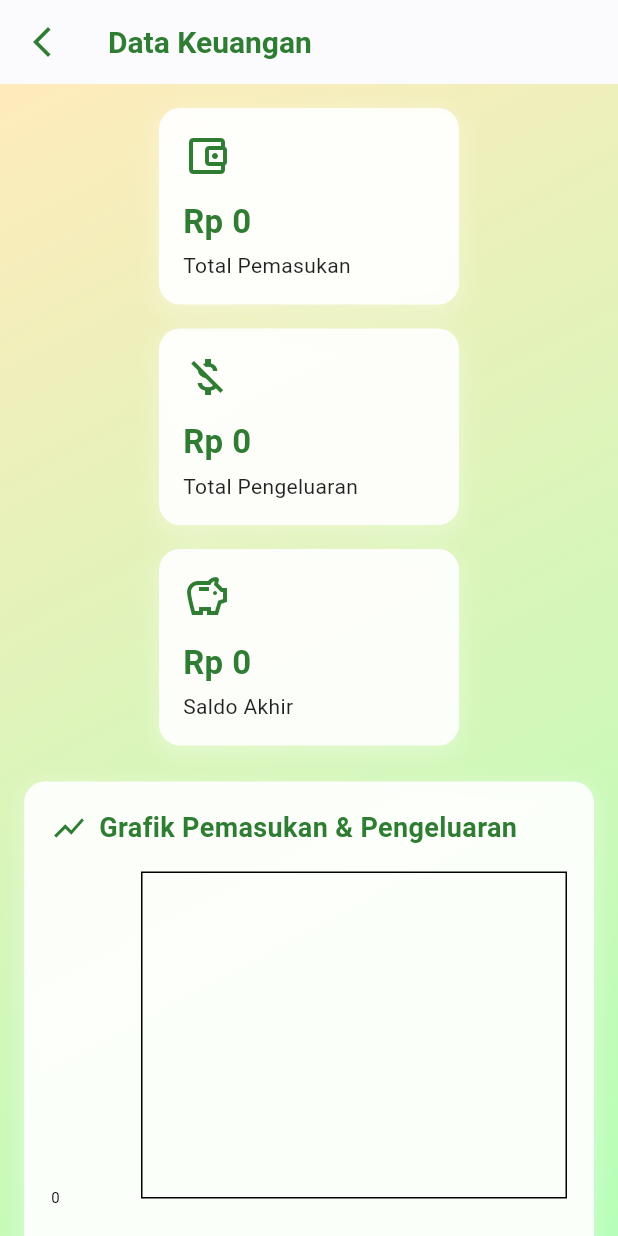
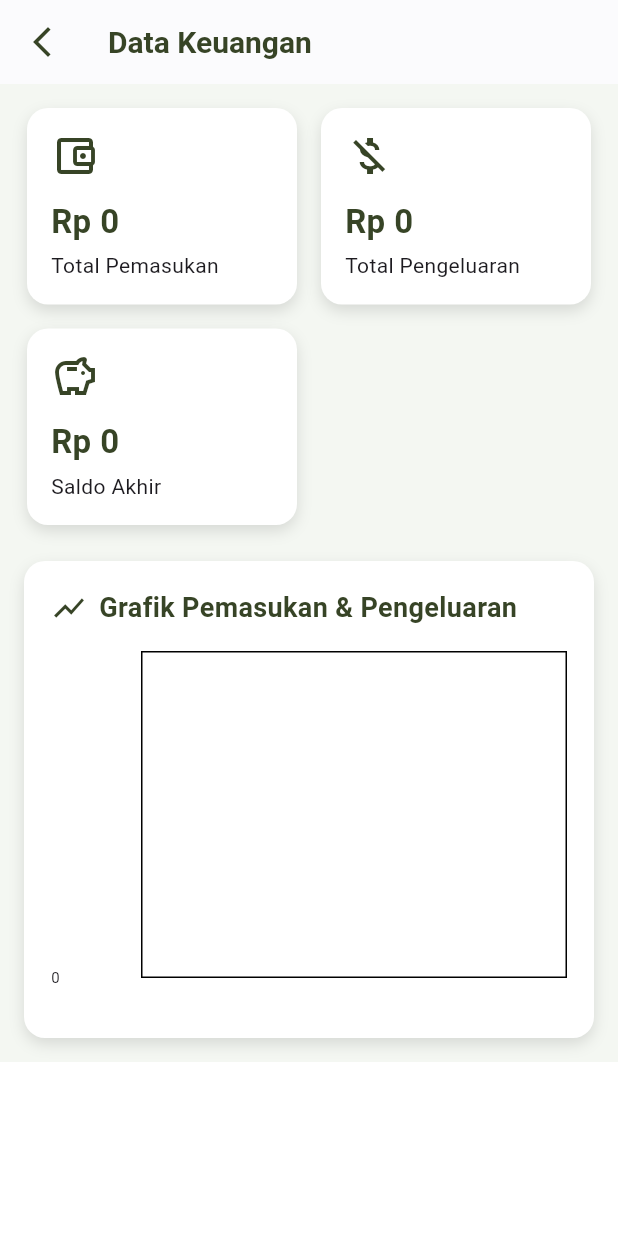
Before and after one commit to rockhubzz/Jawara, a Flutter app: the KeuanganPage screen opened by its route, on a phone screen of 412 x 824 dp. Run offline on Flutter 3.47's test engine with Material 3 defaults, Android fonts, the phone set to English and light mode, and no system bars; drawn by our look-alikes of fl_chart; our stand-ins replace go_router, image_picker, shared_preferences; accounts and stored records are empty; network calls fail.

Commit message:
fix update bg ds

```diff
--- a/lib/dashboard/keuangan_page.dart
+++ b/lib/dashboard/keuangan_page.dart
@@ -46,15 +46,19 @@ class _KeuanganPageState extends State<KeuanganPage> {
 
       for (int i = 0; i < list.length; i++) {
         final item = list[i];
-
-        final pemasukan = double.parse(item['total_pemasukan'].toString());
-        final pengeluaranVal = double.parse(
-          item['total_pengeluaran'].toString(),
+        pemasukanSpots.add(
+          FlSpot(
+            i.toDouble(),
+            double.parse(item['total_pemasukan'].toString()),
+          ),
         );
-
+        pengeluaranSpots.add(
+          FlSpot(
+            i.toDouble(),
+            double.parse(item['total_pengeluaran'].toString()),
+          ),
+        );
         bulanLabels.add(item['bulan'].substring(5));
-        pemasukanSpots.add(FlSpot(i.toDouble(), pemasukan));
-        pengeluaranSpots.add(FlSpot(i.toDouble(), pengeluaranVal));
       }
 
       setState(() => loading = false);
@@ -72,51 +76,35 @@ class _KeuanganPageState extends State<KeuanganPage> {
   Widget build(BuildContext context) {
     return Scaffold(
       backgroundColor: Colors.transparent,
-
       appBar: AppBar(
         backgroundColor: Colors.white,
         elevation: 0.5,
         leading: IconButton(
-          icon: const Icon(Icons.arrow_back_ios_new, color: Color(0xFF2E7D32)),
+          icon: const Icon(Icons.arrow_back_ios_new, color: Color(0xFF374426)),
           onPressed: () => context.go('/beranda'),
         ),
-
         title: const Text(
           "Data Keuangan",
           style: TextStyle(
             fontWeight: FontWeight.bold,
-            color: Color(0xFF2E7D32),
+            color: Color(0xFF374426),
             fontSize: 20,
           ),
         ),
       ),
-
       body: _buildBody(),
     );
   }
 
   Widget _buildBody() {
     return Container(
-      decoration: const BoxDecoration(
-        gradient: LinearGradient(
-          begin: Alignment.topLeft,
-          end: Alignment.bottomRight,
-          colors: [
-            Color.fromARGB(255, 255, 235, 188),
-            Color.fromARGB(255, 181, 255, 183),
-          ],
-        ),
-      ),
+      // ✅ BACKGROUND PUTIH KEHIJAUAN
+      color: const Color(0xFFF4F7F2),
       child: SingleChildScrollView(
         padding: const EdgeInsets.all(16),
         child: Column(
           children: [
-            // =================== SMALL CARDS ===================
-            Padding(
-              padding: const EdgeInsets.symmetric(
-                horizontal: 20,
-              ), // jarak kiri-kanan
-              child: Wrap(
+            Wrap(
               spacing: 16,
               runSpacing: 16,
               children: [
@@ -142,11 +130,9 @@ class _KeuanganPageState extends State<KeuanganPage> {
                 ),
               ],
             ),
-            ),
 
             const SizedBox(height: 24),
 
-            // =================== CHART ===================
             _dashboardBigCard(
               title: "Grafik Pemasukan & Pengeluaran",
               icon: Icons.show_chart,
@@ -155,32 +141,28 @@ class _KeuanganPageState extends State<KeuanganPage> {
                 child: LineChart(
                   LineChartData(
                     gridData: FlGridData(show: false),
-
                     titlesData: FlTitlesData(
+                      topTitles: AxisTitles(
+                        sideTitles: SideTitles(showTitles: false),
+                      ),
+                      rightTitles: AxisTitles(
+                        sideTitles: SideTitles(showTitles: false),
+                      ),
                       leftTitles: AxisTitles(
                         sideTitles: SideTitles(
                           showTitles: true,
                           reservedSize: 60,
                           getTitlesWidget: (value, _) {
-                            // Bulatkan ke jutaan terdekat untuk tampilan y-axis
-                            int roundedValue =
-                                (value / 1000000).round() * 1000000;
-
+                            final rounded = (value / 1000000).round() * 1000000;
                             return Text(
-                              roundedValue.toString().replaceAllMapped(
+                              rounded.toString().replaceAllMapped(
                                 RegExp(r'\B(?=(\d{3})+(?!\d))'),
-                                (match) => '.',
+                                (m) => '.',
                               ),
-                              style: const TextStyle(
-                                fontSize: 10,
-                                color: Colors.black,
-                              ),
+                              style: const TextStyle(fontSize: 10),
                             );
                           },
                         ),
-                      ),
-                      rightTitles: AxisTitles(
-                        sideTitles: SideTitles(showTitles: false),
                       ),
                       bottomTitles: AxisTitles(
                         sideTitles: SideTitles(
@@ -188,32 +170,25 @@ class _KeuanganPageState extends State<KeuanganPage> {
                           getTitlesWidget: (value, _) {
                             if (value.toInt() < bulanLabels.length) {
                               return Text(
-                                bulanLabels[value.toInt()], // Jan, Feb, Mar
-                                style: const TextStyle(
-                                  fontSize: 10,
-                                  color: Colors.black,
-                                ),
+                                bulanLabels[value.toInt()],
+                                style: const TextStyle(fontSize: 10),
                               );
                             }
                             return const SizedBox.shrink();
                           },
                         ),
                       ),
-                      topTitles: AxisTitles(
-                        sideTitles: SideTitles(showTitles: false),
                     ),
-                    ),
-
                     lineBarsData: [
                       LineChartBarData(
                         isCurved: true,
-                        color: const Color(0xFF2E7D32),
+                        color: const Color(0xFF374426),
                         barWidth: 3,
                         dotData: FlDotData(show: true),
                         spots: pemasukanSpots,
                         belowBarData: BarAreaData(
                           show: true,
-                          color: const Color(0xFF2E7D32).withOpacity(0.2),
+                          color: const Color(0xFF374426).withOpacity(0.15),
                         ),
                       ),
                       LineChartBarData(
@@ -224,7 +199,7 @@ class _KeuanganPageState extends State<KeuanganPage> {
                         spots: pengeluaranSpots,
                         belowBarData: BarAreaData(
                           show: true,
-                          color: Colors.red[700]!.withOpacity(0.2),
+                          color: Colors.red[700]!.withOpacity(0.15),
                         ),
                       ),
                     ],
@@ -232,8 +207,6 @@ class _KeuanganPageState extends State<KeuanganPage> {
                 ),
               ),
             ),
-
-            const SizedBox(height: 40),
           ],
         ),
       ),
@@ -241,9 +214,7 @@ class _KeuanganPageState extends State<KeuanganPage> {
   }
 }
 
-// ======================================================
-// ===============  COMPONENTS ===
-// ======================================================
+// ================= COMPONENTS =================
 
 Widget _dashboardSmallCard(
   BuildContext context,
@@ -253,43 +224,38 @@ Widget _dashboardSmallCard(
   String? route,
 }) {
   return SizedBox(
-    width: 200,
+    width: 180,
     child: InkWell(
       onTap: route == null ? null : () => context.go(route),
       borderRadius: BorderRadius.circular(14),
       child: Container(
         padding: const EdgeInsets.all(16),
         decoration: BoxDecoration(
-          color: Colors.white.withOpacity(0.9),
+          color: Colors.white, // ✅ PUTIH BERSIH
           borderRadius: BorderRadius.circular(14),
-          boxShadow: [
+          boxShadow: const [
             BoxShadow(
-              color: Colors.white.withOpacity(0.3),
-              blurRadius: 12,
-              spreadRadius: 2,
-              offset: const Offset(0, 4),
+              color: Colors.black12,
+              blurRadius: 8,
+              offset: Offset(0, 4),
             ),
           ],
         ),
-
         child: Column(
           crossAxisAlignment: CrossAxisAlignment.start,
           children: [
-            Icon(icon, size: 32, color: const Color(0xFF2E7D32)),
+            Icon(icon, size: 32, color: Color(0xFF374426)),
             const SizedBox(height: 12),
             Text(
               value,
               style: const TextStyle(
                 fontSize: 22,
                 fontWeight: FontWeight.bold,
-                color: Color(0xFF2E7D32),
+                color: Color(0xFF374426),
               ),
             ),
             const SizedBox(height: 4),
-            Text(
-              title,
-              style: const TextStyle(fontSize: 14, color: Colors.black87),
-            ),
+            Text(title),
           ],
         ),
       ),
@@ -305,38 +271,30 @@ Widget _dashboardBigCard({
   return Container(
     width: double.infinity,
     padding: const EdgeInsets.all(18),
-
     decoration: BoxDecoration(
-      color: Colors.white.withOpacity(0.9),
+      color: Colors.white, // ✅ PUTIH BERSIH
       borderRadius: BorderRadius.circular(14),
-      boxShadow: [
-        BoxShadow(
-          color: Colors.white.withOpacity(0.3),
-          blurRadius: 12,
-          spreadRadius: 2,
-          offset: const Offset(0, 4),
-        ),
+      boxShadow: const [
+        BoxShadow(color: Colors.black12, blurRadius: 8, offset: Offset(0, 4)),
       ],
     ),
-
     child: Column(
       crossAxisAlignment: CrossAxisAlignment.start,
       children: [
         Row(
           children: [
-            Icon(icon, color: const Color(0xFF2E7D32)),
+            Icon(icon, color: Color(0xFF374426)),
             const SizedBox(width: 8),
             Text(
               title,
               style: const TextStyle(
                 fontSize: 18,
                 fontWeight: FontWeight.bold,
-                color: Color(0xFF2E7D32),
+                color: Color(0xFF374426),
               ),
             ),
           ],
         ),
-
         const SizedBox(height: 16),
         child,
       ],
```
Also changed, not shown: lib/dashboard/kegiatan_page.dart (+101 -34 lines), lib/dashboard/kependudukan_page.dart (+39 -67 lines). Lines whose indentation alone changed are shown as unchanged.
